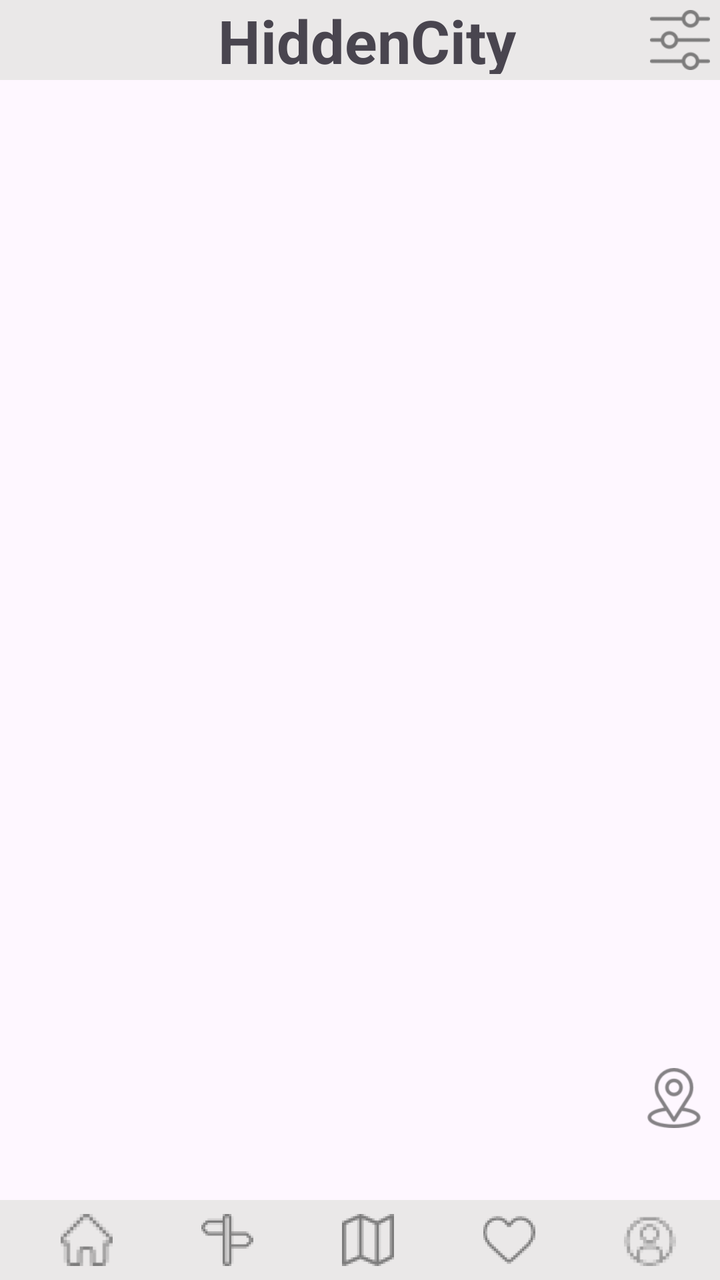
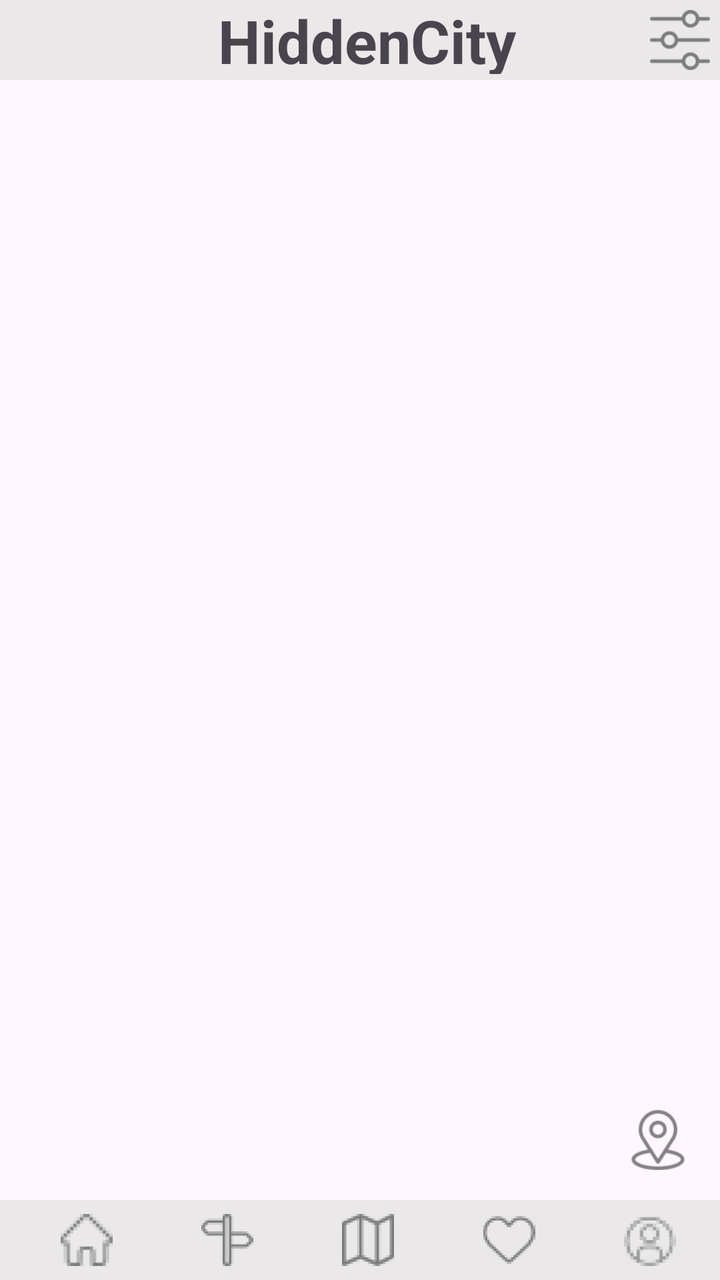

Compare the two renders of this Android layout. The source of the first and the diff that turns it into the second are given below.
<!-- AndroidManifest.xml: application theme Theme.HiddenCity -->
<!-- res/layout/activity_mapa.xml -->
<?xml version="1.0" encoding="utf-8"?>
<androidx.constraintlayout.widget.ConstraintLayout xmlns:android="http://schemas.android.com/apk/res/android"
    xmlns:app="http://schemas.android.com/apk/res-auto"
    xmlns:tools="http://schemas.android.com/tools"
    android:layout_width="match_parent"
    android:layout_height="match_parent"
    tools:context=".Mapa">


  <androidx.constraintlayout.widget.ConstraintLayout
      android:id="@+id/Barra_dos_icons"
      android:layout_width="0dp"
      android:layout_height="40dp"
      android:background="#EAE8E8"
      android:paddingTop="7dp"
      android:paddingBottom="7dp"
      app:layout_constraintBottom_toBottomOf="parent"
      app:layout_constraintEnd_toEndOf="parent"
      app:layout_constraintStart_toStartOf="parent">

    <ImageView
        android:id="@+id/home"
        android:layout_width="0dp"
        android:layout_height="0dp"
        android:layout_marginStart="8dp"
        app:layout_constraintBottom_toBottomOf="parent"
        app:layout_constraintEnd_toStartOf="@id/guia"
        app:layout_constraintHorizontal_chainStyle="spread"
        app:layout_constraintStart_toStartOf="parent"
        app:layout_constraintTop_toTopOf="parent"
        app:srcCompat="@drawable/icon_casa" />

    <ImageView
        android:id="@+id/guia"
        android:layout_width="0dp"
        android:layout_height="0dp"
        app:layout_constraintBottom_toBottomOf="@id/home"
        app:layout_constraintEnd_toStartOf="@id/mapa"
        app:layout_constraintStart_toEndOf="@id/home"
        app:layout_constraintTop_toTopOf="@id/home"
        app:srcCompat="@drawable/icon_guia" />

    <ImageView
        android:id="@+id/mapa"
        android:layout_width="0dp"
        android:layout_height="0dp"
        app:layout_constraintBottom_toBottomOf="@id/guia"
        app:layout_constraintEnd_toStartOf="@id/favoritos"
        app:layout_constraintStart_toEndOf="@id/guia"
        app:layout_constraintTop_toTopOf="@id/guia"
        app:srcCompat="@drawable/icon_map" />

    <ImageView
        android:id="@+id/favoritos"
        android:layout_width="0dp"
        android:layout_height="0dp"
        app:layout_constraintBottom_toBottomOf="@id/mapa"
        app:layout_constraintEnd_toStartOf="@id/conta"
        app:layout_constraintStart_toEndOf="@id/mapa"
        app:layout_constraintTop_toTopOf="@id/mapa"
        app:srcCompat="@drawable/icon_favoritos" />

    <ImageView
        android:id="@+id/conta"
        android:layout_width="0dp"
        android:layout_height="0dp"
        app:layout_constraintBottom_toBottomOf="@id/favoritos"
        app:layout_constraintEnd_toEndOf="parent"
        app:layout_constraintStart_toEndOf="@id/favoritos"
        app:layout_constraintTop_toTopOf="@id/favoritos"
        app:srcCompat="@drawable/icon_conta" />

  </androidx.constraintlayout.widget.ConstraintLayout>


  <LinearLayout
      android:id="@+id/linearLayout2"
      android:layout_width="408dp"
      android:layout_height="40dp"
      android:background="#EAE8E8"
      android:orientation="horizontal"
      app:layout_constraintEnd_toEndOf="parent"
      app:layout_constraintStart_toStartOf="parent"
      app:layout_constraintTop_toTopOf="parent">

  </LinearLayout>

  <ImageView
      android:id="@+id/definicao"
      android:layout_width="30dp"
      android:layout_height="30dp"
      android:layout_marginTop="5dp"
      android:layout_marginEnd="5dp"
      android:layout_weight="1"
      android:src="@drawable/icon_definicoes"
      app:layout_constraintEnd_toEndOf="parent"
      app:layout_constraintTop_toTopOf="parent" />

  <TextView
      android:id="@+id/titulo_pag"
      android:layout_width="156dp"
      android:layout_height="37dp"
      android:layout_centerHorizontal="true"
      android:text="HiddenCity"
      android:textAlignment="textEnd"
      android:textSize="30sp"
      android:textStyle="bold"
      app:layout_constraintEnd_toEndOf="parent"
      app:layout_constraintStart_toStartOf="parent"
      app:layout_constraintTop_toTopOf="@+id/linearLayout2"
      tools:ignore="ObsoleteLayoutParam" />

  <ImageView
      android:id="@+id/novo_pi"
      android:layout_width="30dp"
      android:layout_height="30dp"
      android:layout_marginEnd="8dp"
      android:layout_marginBottom="76dp"
      app:layout_constraintBottom_toBottomOf="parent"
      app:layout_constraintEnd_toEndOf="parent"
      app:srcCompat="@drawable/icon_novopi" />

</androidx.constraintlayout.widget.ConstraintLayout>
<!-- resources referenced by this layout -->
<resources>
  <!-- drawable icon_casa: png bitmap (drawable-hdpi, 996 bytes) -->
  <!-- drawable icon_conta: png bitmap (drawable-hdpi, 1245 bytes) -->
  <!-- drawable icon_definicoes: png bitmap (drawable-hdpi, 698 bytes) -->
  <!-- drawable icon_favoritos: png bitmap (drawable-hdpi, 1081 bytes) -->
  <!-- drawable icon_guia: png bitmap (drawable-hdpi, 722 bytes) -->
  <!-- drawable icon_map: png bitmap (drawable-hdpi, 953 bytes) -->
  <!-- drawable icon_novopi: png bitmap (drawable-hdpi, 1223 bytes) -->
  <style name="Theme.HiddenCity" parent="Base.Theme.HiddenCity" />
  <style name="Base.Theme.HiddenCity" parent="Theme.Material3.DayNight.NoActionBar">
          
          
      </style>
</resources>

<!-- the commit's change to res/layout/activity_mapa.xml (unified diff, before → after) -->
@@ -110,14 +110,16 @@
       app:layout_constraintTop_toTopOf="@+id/linearLayout2"
       tools:ignore="ObsoleteLayoutParam" />
 
+
   <ImageView
       android:id="@+id/novo_pi"
       android:layout_width="30dp"
       android:layout_height="30dp"
-      android:layout_marginEnd="8dp"
-      android:layout_marginBottom="76dp"
+      android:layout_marginEnd="16dp"
+      android:layout_marginBottom="55dp"
       app:layout_constraintBottom_toBottomOf="parent"
       app:layout_constraintEnd_toEndOf="parent"
       app:srcCompat="@drawable/icon_novopi" />
 
+
 </androidx.constraintlayout.widget.ConstraintLayout>
